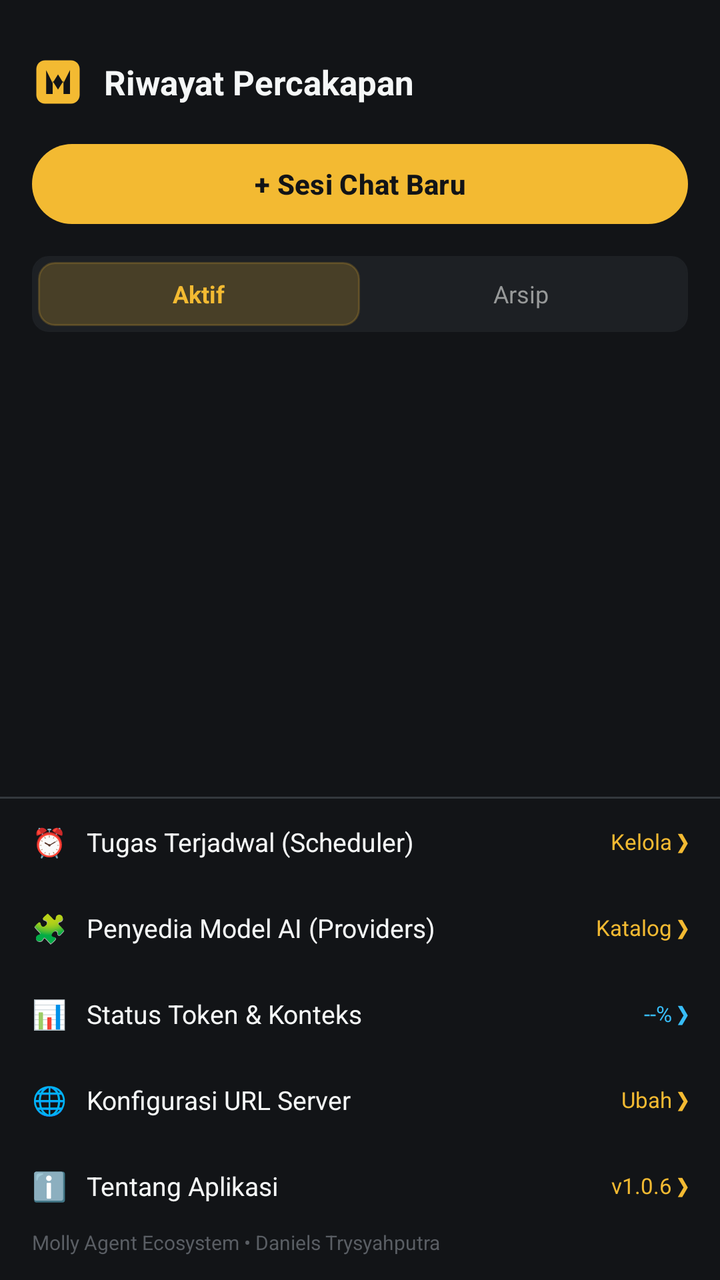
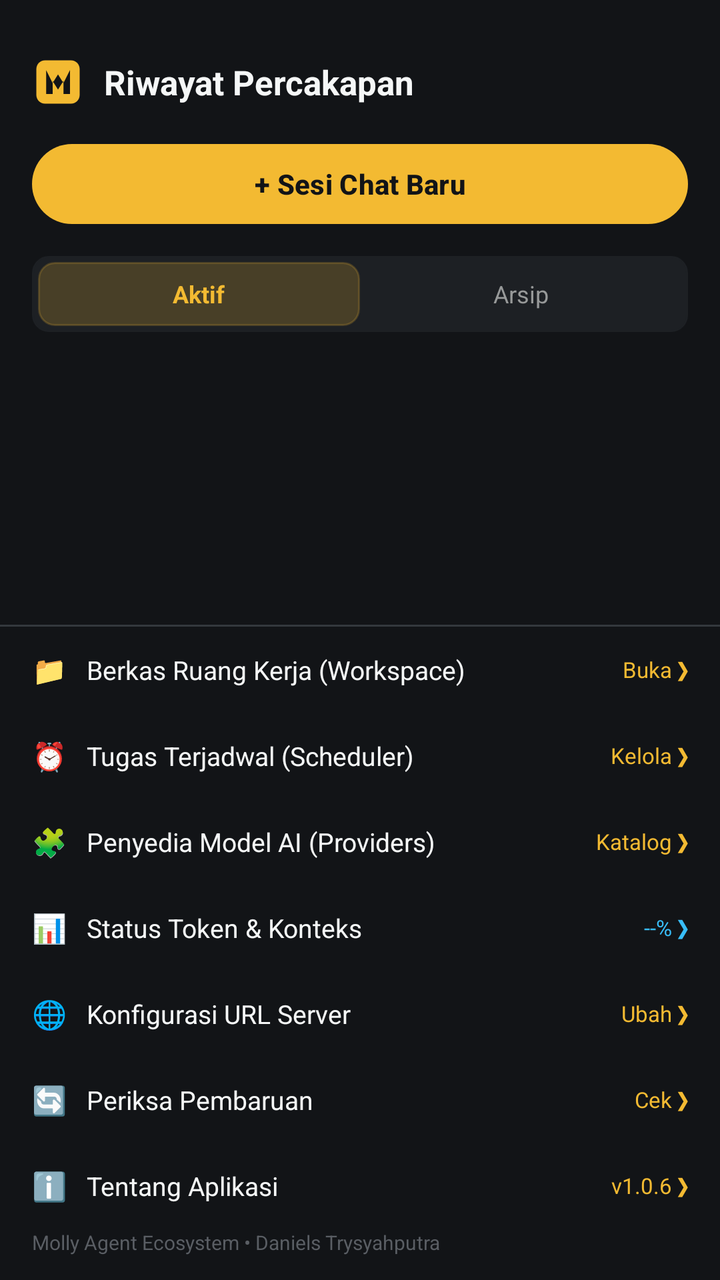

Compare the two renders of this Android layout. The source of the first and the diff that turns it into the second are given below.
<!-- AndroidManifest.xml: application theme Theme.MollyAgent -->
<!-- res/layout/layout_session_drawer.xml -->
<?xml version="1.0" encoding="utf-8"?>
<LinearLayout xmlns:android="http://schemas.android.com/apk/res/android"
    xmlns:app="http://schemas.android.com/apk/res-auto"
    android:layout_width="300dp"
    android:layout_height="match_parent"
    android:layout_gravity="start"
    android:background="@color/bg_dark"
    android:clickable="true"
    android:focusable="true"
    android:orientation="vertical"
    android:paddingTop="28dp">

    
    <LinearLayout
        android:layout_width="match_parent"
        android:layout_height="wrap_content"
        android:gravity="center_vertical"
        android:orientation="horizontal"
        android:paddingHorizontal="16dp"
        android:paddingBottom="14dp">

        <ImageView
            android:layout_width="26dp"
            android:layout_height="26dp"
            android:contentDescription="Molly"
            android:src="@drawable/ic_molly_logo" />

        <TextView
            android:layout_width="0dp"
            android:layout_height="wrap_content"
            android:layout_marginStart="10dp"
            android:layout_weight="1"
            android:text="Riwayat Percakapan"
            android:textColor="@color/text_white"
            android:textSize="17sp"
            android:textStyle="bold" />
    </LinearLayout>

    
    <com.google.android.material.button.MaterialButton
        android:id="@+id/btnDrawerNewSession"
        android:layout_width="match_parent"
        android:layout_height="48dp"
        android:layout_marginHorizontal="16dp"
        android:layout_marginBottom="12dp"
        android:text="+ Sesi Chat Baru"
        android:textColor="#121417"
        android:textSize="14sp"
        android:textStyle="bold"
        app:backgroundTint="@color/primary_gold"
        app:cornerRadius="24dp" />

    
    <LinearLayout
        android:layout_width="match_parent"
        android:layout_height="wrap_content"
        android:layout_marginHorizontal="16dp"
        android:layout_marginBottom="10dp"
        android:background="@drawable/bg_action_pill"
        android:backgroundTint="@color/card_dark"
        android:orientation="horizontal"
        android:padding="3dp">

        <TextView
            android:id="@+id/tabActiveSessions"
            android:layout_width="0dp"
            android:layout_height="32dp"
            android:layout_weight="1"
            android:background="@drawable/bg_action_pill"
            android:backgroundTint="#33F3BA32"
            android:gravity="center"
            android:text="Aktif"
            android:textColor="@color/primary_gold"
            android:textSize="12sp"
            android:textStyle="bold" />

        <TextView
            android:id="@+id/tabArchivedSessions"
            android:layout_width="0dp"
            android:layout_height="32dp"
            android:layout_weight="1"
            android:background="@android:color/transparent"
            android:gravity="center"
            android:text="Arsip"
            android:textColor="@color/text_muted"
            android:textSize="12sp" />
    </LinearLayout>

    
    <androidx.recyclerview.widget.RecyclerView
        android:id="@+id/rvDrawerSessions"
        android:layout_width="match_parent"
        android:layout_height="0dp"
        android:layout_weight="1"
        android:clipToPadding="false"
        android:paddingVertical="4dp" />

    
    <TextView
        android:id="@+id/tvEmptySessions"
        android:layout_width="match_parent"
        android:layout_height="wrap_content"
        android:layout_marginTop="32dp"
        android:gravity="center"
        android:text="Belum ada sesi percakapan"
        android:textColor="@color/text_muted"
        android:textSize="13sp"
        android:visibility="gone" />

    
    <View
        android:layout_width="match_parent"
        android:layout_height="1dp"
        android:background="@color/border_dark" />

    
    <LinearLayout
        android:id="@+id/btnDrawerScheduler"
        android:layout_width="match_parent"
        android:layout_height="wrap_content"
        android:background="?selectableItemBackground"
        android:clickable="true"
        android:focusable="true"
        android:gravity="center_vertical"
        android:orientation="horizontal"
        android:paddingHorizontal="16dp"
        android:paddingVertical="12dp">

        <TextView
            android:layout_width="wrap_content"
            android:layout_height="wrap_content"
            android:text="⏰"
            android:textSize="14sp" />

        <TextView
            android:layout_width="0dp"
            android:layout_height="wrap_content"
            android:layout_marginStart="10dp"
            android:layout_weight="1"
            android:text="Tugas Terjadwal (Scheduler)"
            android:textColor="@color/text_white"
            android:textSize="13sp" />

        <TextView
            android:layout_width="wrap_content"
            android:layout_height="wrap_content"
            android:text="Kelola ❯"
            android:textColor="@color/primary_gold"
            android:textSize="11sp" />
    </LinearLayout>

    
    <LinearLayout
        android:id="@+id/btnDrawerProviders"
        android:layout_width="match_parent"
        android:layout_height="wrap_content"
        android:background="?selectableItemBackground"
        android:clickable="true"
        android:focusable="true"
        android:gravity="center_vertical"
        android:orientation="horizontal"
        android:paddingHorizontal="16dp"
        android:paddingVertical="12dp">

        <TextView
            android:layout_width="wrap_content"
            android:layout_height="wrap_content"
            android:text="🧩"
            android:textSize="14sp" />

        <TextView
            android:layout_width="0dp"
            android:layout_height="wrap_content"
            android:layout_marginStart="10dp"
            android:layout_weight="1"
            android:text="Penyedia Model AI (Providers)"
            android:textColor="@color/text_white"
            android:textSize="13sp" />

        <TextView
            android:layout_width="wrap_content"
            android:layout_height="wrap_content"
            android:text="Katalog ❯"
            android:textColor="@color/primary_gold"
            android:textSize="11sp" />
    </LinearLayout>

    
    <LinearLayout
        android:id="@+id/btnDrawerStatus"
        android:layout_width="match_parent"
        android:layout_height="wrap_content"
        android:background="?selectableItemBackground"
        android:clickable="true"
        android:focusable="true"
        android:gravity="center_vertical"
        android:orientation="horizontal"
        android:paddingHorizontal="16dp"
        android:paddingVertical="12dp">

        <TextView
            android:layout_width="wrap_content"
            android:layout_height="wrap_content"
            android:text="📊"
            android:textSize="14sp" />

        <TextView
            android:layout_width="0dp"
            android:layout_height="wrap_content"
            android:layout_marginStart="10dp"
            android:layout_weight="1"
            android:text="Status Token &amp; Konteks"
            android:textColor="@color/text_white"
            android:textSize="13sp" />

        <TextView
            android:id="@+id/tvDrawerStatusBadge"
            android:layout_width="wrap_content"
            android:layout_height="wrap_content"
            android:text="--% ❯"
            android:textColor="#38BDF8"
            android:textSize="11sp" />
    </LinearLayout>

    
    <LinearLayout
        android:id="@+id/btnDrawerServerConfig"
        android:layout_width="match_parent"
        android:layout_height="wrap_content"
        android:background="?selectableItemBackground"
        android:clickable="true"
        android:focusable="true"
        android:gravity="center_vertical"
        android:orientation="horizontal"
        android:paddingHorizontal="16dp"
        android:paddingVertical="12dp">

        <TextView
            android:layout_width="wrap_content"
            android:layout_height="wrap_content"
            android:text="🌐"
            android:textSize="14sp" />

        <TextView
            android:layout_width="0dp"
            android:layout_height="wrap_content"
            android:layout_marginStart="10dp"
            android:layout_weight="1"
            android:text="Konfigurasi URL Server"
            android:textColor="@color/text_white"
            android:textSize="13sp" />

        <TextView
            android:id="@+id/tvDrawerServerBadge"
            android:layout_width="wrap_content"
            android:layout_height="wrap_content"
            android:text="Ubah ❯"
            android:textColor="@color/primary_gold"
            android:textSize="11sp" />
    </LinearLayout>

    
    <LinearLayout
        android:id="@+id/btnDrawerAbout"
        android:layout_width="match_parent"
        android:layout_height="wrap_content"
        android:background="?selectableItemBackground"
        android:clickable="true"
        android:focusable="true"
        android:gravity="center_vertical"
        android:orientation="horizontal"
        android:paddingHorizontal="16dp"
        android:paddingVertical="12dp">

        <TextView
            android:layout_width="wrap_content"
            android:layout_height="wrap_content"
            android:text="ℹ️"
            android:textSize="14sp" />

        <TextView
            android:layout_width="0dp"
            android:layout_height="wrap_content"
            android:layout_marginStart="10dp"
            android:layout_weight="1"
            android:text="Tentang Aplikasi"
            android:textColor="@color/text_white"
            android:textSize="13sp" />

        <TextView
            android:layout_width="wrap_content"
            android:layout_height="wrap_content"
            android:text="v1.0.6 ❯"
            android:textColor="@color/primary_gold"
            android:textSize="11sp" />
    </LinearLayout>

    <TextView
        android:id="@+id/tvDrawerFooter"
        android:layout_width="match_parent"
        android:layout_height="wrap_content"
        android:paddingHorizontal="16dp"
        android:paddingBottom="12dp"
        android:text="Molly Agent Ecosystem • Daniels Trysyahputra"
        android:textColor="#5A5E64"
        android:textSize="10sp" />

</LinearLayout>
<!-- resources referenced by this layout -->
<resources>
  <color name="bg_dark">#121417</color>
  <color name="border_dark">#34383D</color>
  <color name="card_dark">#1D2024</color>
  <color name="primary_gold">#F3BA32</color>
  <color name="text_muted">#979999</color>
  <color name="text_white">#F5F7F7</color>
  <!-- drawable bg_action_pill (drawable) -->
  <?xml version="1.0" encoding="utf-8"?>
  <shape xmlns:android="http://schemas.android.com/apk/res/android"
      android:shape="rectangle">
      <solid android:color="#242830" />
      <stroke
          android:width="1dp"
          android:color="#363C48" />
      <corners android:radius="8dp" />
      <padding
          android:bottom="5dp"
          android:left="9dp"
          android:right="9dp"
          android:top="5dp" />
  </shape>
  <!-- drawable ic_molly_logo (drawable) -->
  <vector xmlns:android="http://schemas.android.com/apk/res/android"
      android:width="96dp"
      android:height="96dp"
      android:viewportWidth="96"
      android:viewportHeight="96">
      
      <path
          android:fillColor="#F3BA32"
          android:pathData="M24,8 L72,8 C80.8,8 88,15.2 88,24 L88,72 C88,80.8 80.8,88 72,88 L24,88 C15.2,88 8,80.8 8,72 L8,24 C8,15.2 15.2,8 24,8 Z" />
      
      <path
          android:fillColor="#121417"
          android:pathData="M26,70 L26,26 L38,50 L48,34 L58,50 L70,26 L70,70 L58,70 L58,46 L48,62 L38,46 L38,70 Z" />
  </vector>
  <style name="Theme.MollyAgent" parent="Theme.Material3.Dark.NoActionBar">
          <item name="colorPrimary">@color/primary_gold</item>
          <item name="colorPrimaryDark">@color/primary_gold_dark</item>
          <item name="colorSecondary">@color/primary_gold</item>
          <item name="android:windowBackground">@color/bg_dark</item>
          <item name="android:statusBarColor">@color/bg_dark</item>
          <item name="android:navigationBarColor">@color/bg_dark</item>
      </style>
  <color name="primary_gold_dark">#E2AB28</color>
</resources>

<!-- the commit's change to res/layout/layout_session_drawer.xml (unified diff, before → after) -->
@@ -115,6 +115,42 @@
 
     
     <LinearLayout
+        android:id="@+id/btnDrawerWorkspaceFiles"
+        android:layout_width="match_parent"
+        android:layout_height="wrap_content"
+        android:background="?selectableItemBackground"
+        android:clickable="true"
+        android:focusable="true"
+        android:gravity="center_vertical"
+        android:orientation="horizontal"
+        android:paddingHorizontal="16dp"
+        android:paddingVertical="12dp">
+
+        <TextView
+            android:layout_width="wrap_content"
+            android:layout_height="wrap_content"
+            android:text="📁"
+            android:textSize="14sp" />
+
+        <TextView
+            android:layout_width="0dp"
+            android:layout_height="wrap_content"
+            android:layout_marginStart="10dp"
+            android:layout_weight="1"
+            android:text="Berkas Ruang Kerja (Workspace)"
+            android:textColor="@color/text_white"
+            android:textSize="13sp" />
+
+        <TextView
+            android:layout_width="wrap_content"
+            android:layout_height="wrap_content"
+            android:text="Buka ❯"
+            android:textColor="@color/primary_gold"
+            android:textSize="11sp" />
+    </LinearLayout>
+
+    
+    <LinearLayout
         android:id="@+id/btnDrawerScheduler"
         android:layout_width="match_parent"
         android:layout_height="wrap_content"
@@ -255,6 +291,43 @@
             android:layout_width="wrap_content"
             android:layout_height="wrap_content"
             android:text="Ubah ❯"
+            android:textColor="@color/primary_gold"
+            android:textSize="11sp" />
+    </LinearLayout>
+
+    
+    <LinearLayout
+        android:id="@+id/btnDrawerCheckUpdate"
+        android:layout_width="match_parent"
+        android:layout_height="wrap_content"
+        android:background="?selectableItemBackground"
+        android:clickable="true"
+        android:focusable="true"
+        android:gravity="center_vertical"
+        android:orientation="horizontal"
+        android:paddingHorizontal="16dp"
+        android:paddingVertical="12dp">
+
+        <TextView
+            android:layout_width="wrap_content"
+            android:layout_height="wrap_content"
+            android:text="🔄"
+            android:textSize="14sp" />
+
+        <TextView
+            android:layout_width="0dp"
+            android:layout_height="wrap_content"
+            android:layout_marginStart="10dp"
+            android:layout_weight="1"
+            android:text="Periksa Pembaruan"
+            android:textColor="@color/text_white"
+            android:textSize="13sp" />
+
+        <TextView
+            android:id="@+id/tvDrawerUpdateBadge"
+            android:layout_width="wrap_content"
+            android:layout_height="wrap_content"
+            android:text="Cek ❯"
             android:textColor="@color/primary_gold"
             android:textSize="11sp" />
     </LinearLayout>
